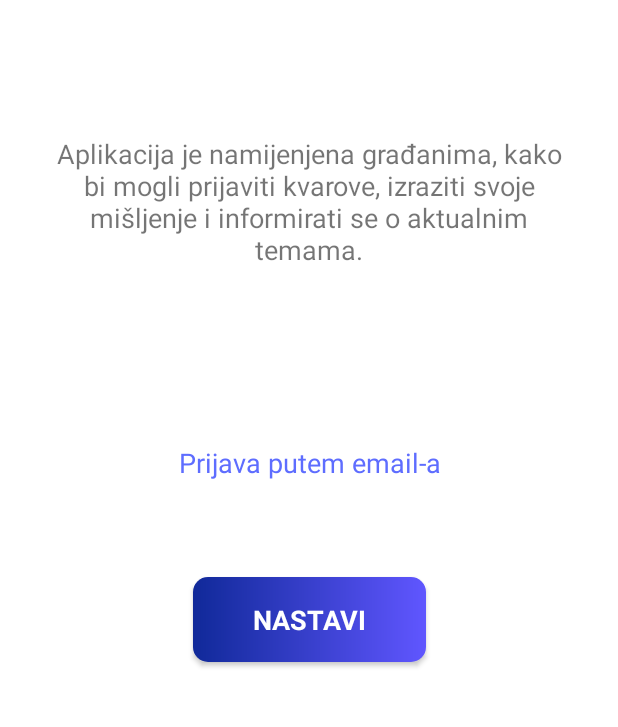
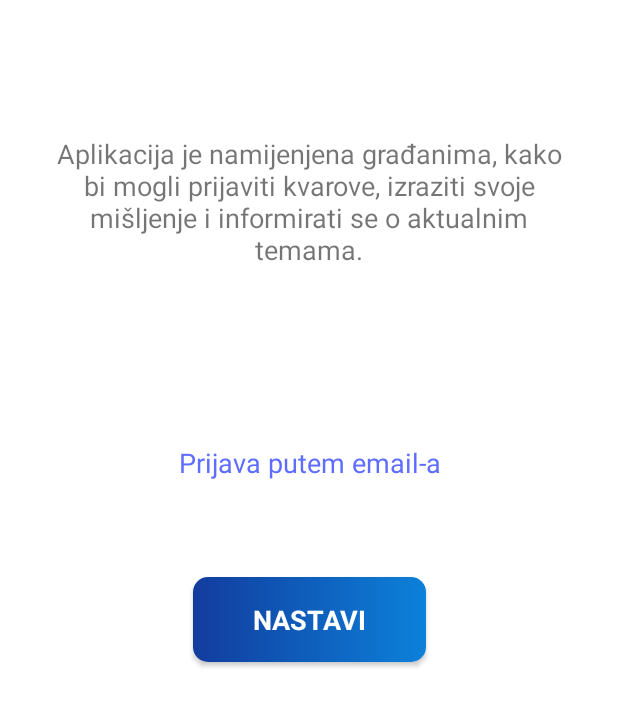
Before and after one commit to MatkoTom/SummerSchoolApp, an Android app: the screen it shows after launch (OnboardingActivity), on a phone screen of 412 x 824 dp, the part 507-1234 px from its top. Run offline under Robolectric (Android 15) with nearby library versions, the phone set to English and light mode, and no system bars; our stand-ins replace ButterKnife, RxJava.

Commit message:
Added colors, RecyclerView in gradle...

```diff
--- a/app/build.gradle
+++ b/app/build.gradle
@@ -35,6 +35,7 @@ dependencies {
     implementation fileTree(dir: 'libs', include: ['*.jar'])
     implementation 'androidx.appcompat:appcompat:1.0.2'
     implementation 'com.google.android.material:material:1.1.0-alpha09'
+    implementation 'androidx.recyclerview:recyclerview:1.1.0-beta01'
     implementation 'androidx.constraintlayout:constraintlayout:1.1.3'
     implementation 'androidx.legacy:legacy-support-v4:1.0.0'
     testImplementation 'junit:junit:4.12'
--- a/app/src/main/res/drawable/button_layout_enabled.xml
+++ b/app/src/main/res/drawable/button_layout_enabled.xml
@@ -5,9 +5,9 @@
     <solid android:color="#ABABAB"/>
     <corners android:radius="10dp"/>
     <gradient
-        android:endColor="#6056FF"
+        android:endColor="#0C81DA"
         android:gradientRadius="300dp"
-        android:startColor="#102999"
+        android:startColor="#123C9E"
         android:type="linear" >
     </gradient>
 </shape>
--- a/app/src/main/res/values/colors.xml
+++ b/app/src/main/res/values/colors.xml
@@ -5,4 +5,8 @@
     <color name="colorAccent">#D81B60</color>
 
     <color name="black_80_transp">#33000000</color>
+    <color name="color1">#0076FF</color>
+    <color name="color2">#E7E7E7</color>
+    <color name="color3">#D0021B</color>
+
 </resources>
```
Also changed, not shown: app/src/main/java/com/example/summerschoolapp/view/main/MainScreenActivity.java (+6 -1 lines).
